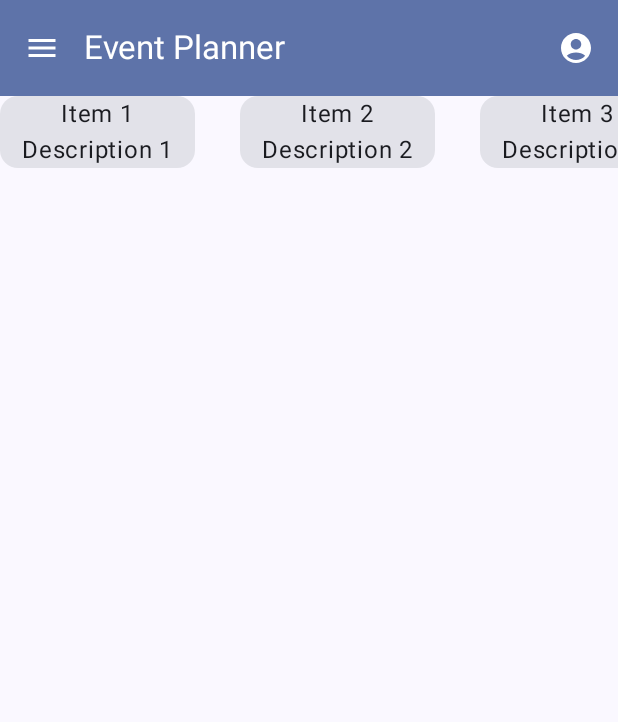
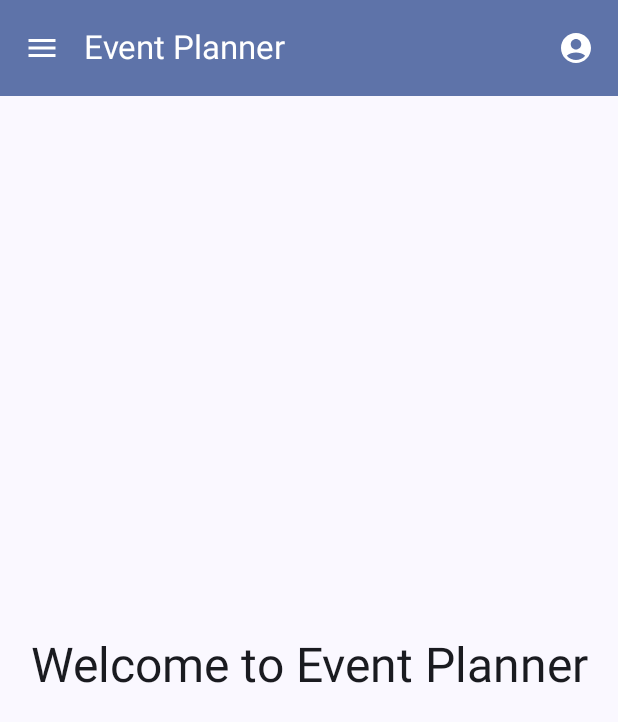
Before and after one commit to kzi-nastava/ma-project-event-planner-siit-2024-team-22, an Android app built with Jetpack Compose: the @Preview function MainScreenPreview, on a phone screen of 412 x 824 dp. Shown: the top 722 px of the screen. Run offline under Robolectric (Android 15) with nearby library versions, the phone set to English and light mode, and no system bars.

Commit message:
basic navigation

```diff
--- a/app/build.gradle.kts
+++ b/app/build.gradle.kts
@@ -41,6 +41,7 @@ android {
 
 dependencies {
 
+    implementation(libs.androidx.navigation.compose)
     implementation(libs.androidx.core.ktx)
     implementation(libs.androidx.lifecycle.runtime.ktx)
     implementation(libs.androidx.activity.compose)
--- a/app/src/main/java/com/example/eventplannerteam22/MainActivity.kt
+++ b/app/src/main/java/com/example/eventplannerteam22/MainActivity.kt
@@ -4,18 +4,10 @@ import android.os.Bundle
 import androidx.activity.ComponentActivity
 import androidx.activity.compose.setContent
 import androidx.activity.enableEdgeToEdge
-import androidx.compose.foundation.layout.padding
-import androidx.compose.material.icons.Icons
-import androidx.compose.material.icons.filled.AccountCircle
-import androidx.compose.material.icons.filled.Menu
-import androidx.compose.material3.*
 import androidx.compose.runtime.*
-import androidx.compose.ui.Modifier
 import androidx.compose.ui.tooling.preview.Preview
-import androidx.compose.ui.unit.dp
-import com.example.eventplannerteam22.presentation.TopCarousel
+import com.example.eventplannerteam22.router.Navigation
 import com.example.eventplannerteam22.ui.theme.EventPlannerTeam22Theme
-import kotlinx.coroutines.launch
 
 class MainActivity : ComponentActivity() {
     override fun onCreate(savedInstanceState: Bundle?) {
@@ -23,91 +15,16 @@ class MainActivity : ComponentActivity() {
         enableEdgeToEdge()
         setContent {
             EventPlannerTeam22Theme(darkTheme = true) {
-                MainScreen()
+                Navigation()
             }
         }
     }
-}
-
-@Composable
-fun MainScreen() {
-    var drawerState = rememberDrawerState(initialValue = DrawerValue.Closed)
-    val coroutineScope = rememberCoroutineScope()
-
-    ModalNavigationDrawer(
-        drawerState = drawerState,
-        drawerContent = {
-            ModalDrawerSheet {
-                Text(
-                    text = "Menu Item 1",
-                    modifier = Modifier.padding(16.dp),
-                    style = MaterialTheme.typography.bodyLarge
-                )
-                Text(
-                    text = "Menu Item 2",
-                    modifier = Modifier.padding(16.dp),
-                    style = MaterialTheme.typography.bodyLarge
-                )
-            }
-        }
-    ) {
-        Scaffold(
-            topBar = {
-                TopBar(
-                    onNavigationClick = {
-                        coroutineScope.launch {
-                            drawerState.open()
-                        }
-                    },
-                    onProfileClick = {
-                        // Handle profile button click
-                    }
-                )
-            },
-            content = { padding ->
-                TopCarousel(modifier = Modifier.padding(padding))
-            }
-        )
-    }
-}
-
-@OptIn(ExperimentalMaterial3Api::class)
-@Composable
-fun TopBar(
-    onNavigationClick: () -> Unit,
-    onProfileClick: () -> Unit
-) {
-    TopAppBar(
-        title = { Text("Event Planner") },
-        colors = TopAppBarDefaults.topAppBarColors(
-            containerColor = MaterialTheme.colorScheme.primaryContainer,
-            titleContentColor = MaterialTheme.colorScheme.onPrimaryContainer,
-            navigationIconContentColor = MaterialTheme.colorScheme.onPrimaryContainer,
-            actionIconContentColor = MaterialTheme.colorScheme.onPrimaryContainer,
-        ),
-        navigationIcon = {
-            IconButton(onClick = onNavigationClick) {
-                Icon(
-                    imageVector = Icons.Filled.Menu,
-                    contentDescription = "Navigation Menu"
-                )
-            }
-        },
-        actions = {
-            IconButton(onClick = onProfileClick) {
-                Icon(
-                    imageVector = Icons.Filled.AccountCircle,
-                    contentDescription = "Profile"
-                )
-            }
-        }
-    )
 }
 
 @Preview(showBackground = true)
 @Composable
 fun MainScreenPreview() {
     EventPlannerTeam22Theme {
-        MainScreen()
+        Navigation()
     }
 }
--- /dev/null
+++ b/app/src/main/java/com/example/eventplannerteam22/presentation/MainLayout.kt
@@ -0,0 +1,53 @@
+package com.example.eventplannerteam22.presentation
+
+import androidx.compose.foundation.layout.PaddingValues
+import androidx.compose.material.icons.Icons
+import androidx.compose.material.icons.filled.AccountCircle
+import androidx.compose.material.icons.filled.Menu
+import androidx.compose.material3.*
+import androidx.compose.runtime.Composable
+import kotlinx.coroutines.CoroutineScope
+import kotlinx.coroutines.launch
+
+@OptIn(ExperimentalMaterial3Api::class)
+@Composable
+fun MainLayout(
+    drawerState: DrawerState, // Accept drawerState
+    coroutineScope: CoroutineScope, // Accept coroutineScope
+    drawerContent: @Composable () -> Unit,
+    topBarTitle: String = "Event Planner",
+    onProfileClick: () -> Unit = {},
+    content: @Composable (PaddingValues) -> Unit,
+
+) {
+    ModalNavigationDrawer(
+        drawerState = drawerState,
+        drawerContent = {ModalDrawerSheet { drawerContent() } }
+    ) {
+        Scaffold(
+            topBar = {
+                TopAppBar(
+                    colors = TopAppBarDefaults.topAppBarColors(
+                        containerColor = MaterialTheme.colorScheme.primaryContainer,
+                        navigationIconContentColor = MaterialTheme.colorScheme.onPrimaryContainer,
+                        titleContentColor = MaterialTheme.colorScheme.onPrimaryContainer,
+                        actionIconContentColor = MaterialTheme.colorScheme.onPrimaryContainer),
+                    title = { Text(topBarTitle) },
+                    navigationIcon = {
+                        IconButton(onClick = {
+                            coroutineScope.launch { drawerState.open() }
+                        }) {
+                            Icon(Icons.Default.Menu, contentDescription = "Menu")
+                        }
+                    },
+                    actions = {
+                        IconButton(onClick = { onProfileClick() }) {
+                            Icon(Icons.Default.AccountCircle, contentDescription = "Profile")
+                        }
+                    }
+                )
+            },
+            content = content
+        )
+    }
+}
--- a/app/src/main/java/com/example/eventplannerteam22/presentation/CarouselItem.kt
+++ b/app/src/main/java/com/example/eventplannerteam22/presentation/components/CarouselItem.kt
@@ -1,4 +1,4 @@
-package com.example.eventplannerteam22.presentation
+package com.example.eventplannerteam22.presentation.components
 
 import androidx.compose.foundation.layout.Arrangement
 import androidx.compose.foundation.layout.Column
--- a/app/src/main/java/com/example/eventplannerteam22/presentation/TopCarousel.kt
+++ b/app/src/main/java/com/example/eventplannerteam22/presentation/components/TopCarousel.kt
@@ -1,4 +1,4 @@
-package com.example.eventplannerteam22.presentation
+package com.example.eventplannerteam22.presentation.components
 
 import androidx.compose.foundation.layout.Arrangement
 import androidx.compose.foundation.layout.fillMaxWidth
--- /dev/null
+++ b/app/src/main/java/com/example/eventplannerteam22/presentation/screens/SplashScreen.kt
@@ -0,0 +1,33 @@
+package com.example.eventplannerteam22.presentation.screens
+
+import androidx.compose.foundation.layout.Box
+import androidx.compose.foundation.layout.fillMaxSize
+import androidx.compose.material3.MaterialTheme
+import androidx.compose.material3.Text
+import androidx.compose.runtime.Composable
+import androidx.compose.runtime.LaunchedEffect
+import androidx.compose.ui.Alignment
+import androidx.compose.ui.Modifier
+import androidx.navigation.NavController
+import com.example.eventplannerteam22.router.Screen
+import kotlinx.coroutines.delay
+
+@Composable
+fun SplashScreen(navController: NavController) {
+    LaunchedEffect(Unit) {
+        delay(2000) // 2 seconds delay
+        navController.navigate(Screen.MainScreen.route) {
+            popUpTo(Screen.SplashScreen.route) { inclusive = true } // Clear splash screen from back stack
+        }
+    }
+
+    Box(
+        modifier = Modifier.fillMaxSize(),
+        contentAlignment = Alignment.Center
+    ) {
+        Text(
+            text = "Welcome to Event Planner",
+            style = MaterialTheme.typography.headlineLarge
+        )
+    }
+}
--- /dev/null
+++ b/app/src/main/java/com/example/eventplannerteam22/router/Navigation.kt
@@ -0,0 +1,126 @@
+package com.example.eventplannerteam22.router
+
+import androidx.compose.foundation.layout.Column
+import androidx.compose.foundation.layout.padding
+import androidx.compose.material3.DrawerValue
+import androidx.compose.material3.Text
+import androidx.compose.material3.TextButton
+import androidx.compose.material3.rememberDrawerState
+import androidx.compose.runtime.Composable
+import androidx.compose.runtime.rememberCoroutineScope
+import androidx.compose.ui.Modifier
+import androidx.navigation.compose.NavHost
+import androidx.navigation.compose.composable
+import androidx.navigation.compose.rememberNavController
+import com.example.eventplannerteam22.presentation.screens.LoginScreen
+import com.example.eventplannerteam22.presentation.MainLayout
+import com.example.eventplannerteam22.presentation.screens.EventsScreen
+import com.example.eventplannerteam22.presentation.screens.MainScreen
+import com.example.eventplannerteam22.presentation.screens.ProductsScreen
+import com.example.eventplannerteam22.presentation.screens.ProfileScreen
+import com.example.eventplannerteam22.presentation.screens.RegistrationScreen
+import com.example.eventplannerteam22.presentation.screens.ServicesScreen
+import com.example.eventplannerteam22.presentation.screens.SplashScreen
+import kotlinx.coroutines.launch
+
+@Composable
+fun Navigation() {
+    val navController = rememberNavController()
+    val drawerState = rememberDrawerState(initialValue = DrawerValue.Closed)
+    val coroutineScope = rememberCoroutineScope()
+    MainLayout(
+        drawerState = drawerState,
+        coroutineScope = coroutineScope,
+        drawerContent = {
+            Column {
+                TextButton(
+                    onClick = {
+                        navController.navigate(Screen.MainScreen.route)
+                        coroutineScope.launch() {
+                            drawerState.close()
+                        }
+                    },
+                ) {Text("Main")}
+
+                TextButton(
+                    onClick = {
+                        navController.navigate(Screen.EventsScreen.route)
+                        coroutineScope.launch() {
+                            drawerState.close()
+                        }
+                    },
+                ) {Text("Events")}
+
+                TextButton(
+                    onClick = {
+                        navController.navigate(Screen.ProductsScreen.route)
+                        coroutineScope.launch() {
+                            drawerState.close()
+                        }
+                    },
+                ) {Text("Products")}
+
+                TextButton(
+                    onClick = {
+                        navController.navigate(Screen.ServicesScreen.route)
+                        coroutineScope.launch() {
+                            drawerState.close()
+                        }
+                    },
+                ) {Text("Services")}
+
+                TextButton(
+                    onClick = {
+                        navController.navigate(Screen.LoginScreen.route)
+                        coroutineScope.launch() {
+                            drawerState.close()
+                        }
+                    },
+                ) {Text("Login")}
+                TextButton(
+                    onClick = {
+                        navController.navigate(Screen.RegistrationScreen.route)
+                        coroutineScope.launch() {
+                            drawerState.close()
+                        }
+                    },
+                ) {Text("Register")}
+            }
+        },
+        onProfileClick = {
+            navController.navigate(Screen.ProfileScreen.route)
+        }
+    ) { paddingValues ->
+        NavHost(
+            navController = navController,
+            startDestination = Screen.SplashScreen.route,
+            modifier = Modifier.padding(paddingValues)
+        ) {
+            composable(route = Screen.MainScreen.route) {
+                MainScreen(navController)
+            }
+            composable(route = Screen.LoginScreen.route) {
+                LoginScreen(navController)
+            }
+            composable(route = Screen.RegistrationScreen.route){
+                RegistrationScreen(navController)
+            }
+            composable(route = Screen.EventsScreen.route){
+                EventsScreen(navController)
+            }
+            composable(route = Screen.ProductsScreen.route){
+                ProductsScreen(navController)
+            }
+            composable(route = Screen.ServicesScreen.route){
+                ServicesScreen(navController)
+            }
+            composable(route = Screen.ProfileScreen.route){
+                ProfileScreen(navController)
+            }
+
+            composable(route = Screen.SplashScreen.route){
+                SplashScreen(navController)
+            }
+        }
+    }
+}
--- a/gradle/libs.versions.toml
+++ b/gradle/libs.versions.toml
@@ -8,9 +8,11 @@ espressoCore = "3.6.1"
 lifecycleRuntimeKtx = "2.8.7"
 activityCompose = "1.9.3"
 composeBom = "2024.04.01"
+navigationCompose = "2.8.5"
 
 [libraries]
 androidx-core-ktx = { group = "androidx.core", name = "core-ktx", version.ref = "coreKtx" }
+androidx-navigation-compose = { module = "androidx.navigation:navigation-compose", version.ref = "navigationCompose" }
 junit = { group = "junit", name = "junit", version.ref = "junit" }
 androidx-junit = { group = "androidx.test.ext", name = "junit", version.ref = "junitVersion" }
 androidx-espresso-core = { group = "androidx.test.espresso", name = "espresso-core", version.ref = "espressoCore" }
```
Also changed, not shown: app/src/main/java/com/example/eventplannerteam22/presentation/components/TopBar.kt (added, +46 -0 lines), app/src/main/java/com/example/eventplannerteam22/presentation/screens/EventsScreen.kt (added, +10 -0 lines), app/src/main/java/com/example/eventplannerteam22/presentation/screens/LoginScreen.kt (added, +41 -0 lines), app/src/main/java/com/example/eventplannerteam22/presentation/screens/MainScreen.kt (added, +10 -0 lines), app/src/main/java/com/example/eventplannerteam22/presentation/screens/ProductsScreen.kt (added, +10 -0 lines), app/src/main/java/com/example/eventplannerteam22/presentation/screens/ProfileScreen.kt (added, +10 -0 lines), app/src/main/java/com/example/eventplannerteam22/presentation/screens/RegistrationScreen.kt (added, +10 -0 lines), app/src/main/java/com/example/eventplannerteam22/presentation/screens/ServicesScreen.kt (added, +10 -0 lines), app/src/main/java/com/example/eventplannerteam22/router/Screen.kt (added, +12 -0 lines).
